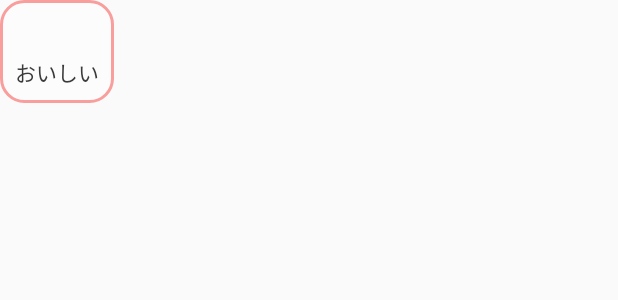
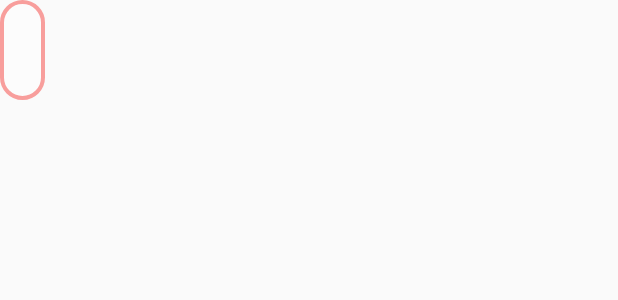
Before and after one commit to KaitoFurukawa/udonmap, an Android app: the layout infowindow_udonshop.xml on its own in the app's theme, with its tools: preview values and no code run, on a phone screen of 412 x 824 dp. Shown: the top 300 px of the screen. Run offline under Robolectric (Android 15) with nearby library versions, the phone set to English and light mode, and no system bars.

Commit message:
とりあえずローカルで動く状態 こめんと追加

```diff
--- a/app/src/main/res/drawable/background_infowindow.xml
+++ b/app/src/main/res/drawable/background_infowindow.xml
@@ -5,7 +5,7 @@
     <solid
         android:color="#55FFFFFF" />
     <stroke
-        android:width="2dp"
+        android:width="2.5dp"
         android:color="@color/colorPrimary" />
     <corners
         android:radius="15dp" />
--- a/app/src/main/res/layout/infowindow_udonshop.xml
+++ b/app/src/main/res/layout/infowindow_udonshop.xml
@@ -12,7 +12,7 @@
         android:layout_height="wrap_content"
         android:textColor="@color/colorPrimary"
         android:textSize="20sp"
-        android:shadowColor="#000000"
+        android:shadowColor="#424242"
         android:shadowDx="2.0"
         android:shadowDy="2.0"
         android:shadowRadius="2.0"
@@ -24,6 +24,6 @@
         android:layout_height="wrap_content"
         android:textColor="#3a3a3a"
         android:textSize="14sp"
-        tools:text="おいしい"/>
+        tools:text=""/>
 
 </LinearLayout>
```
Also changed, not shown: 1 other file.
